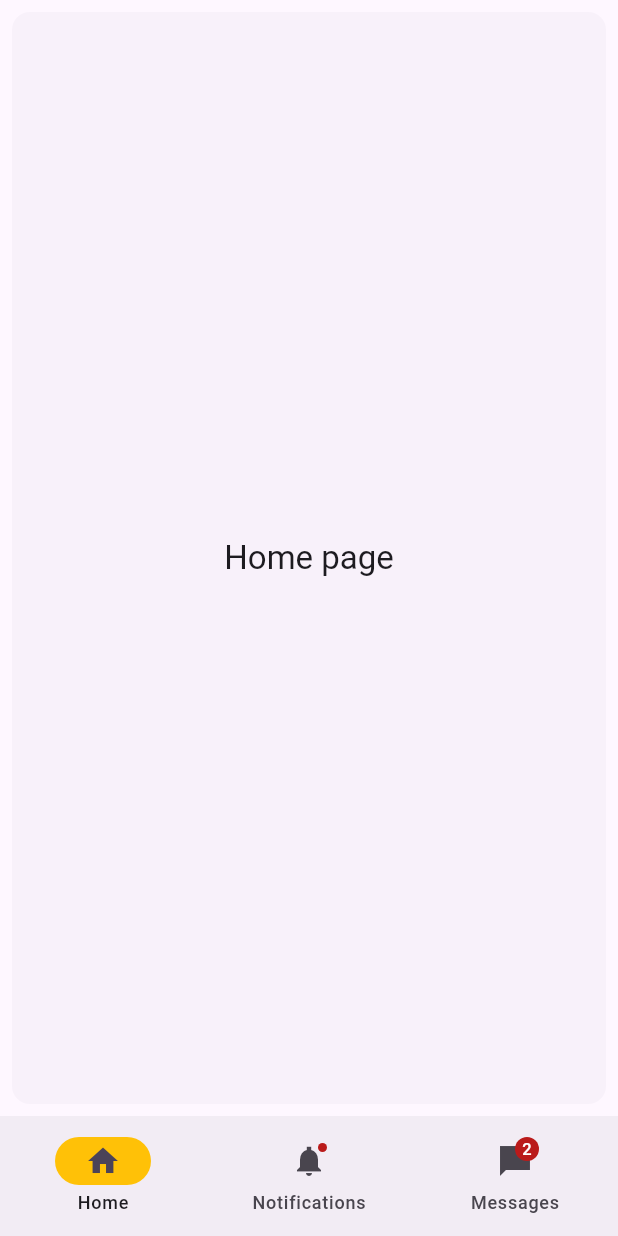
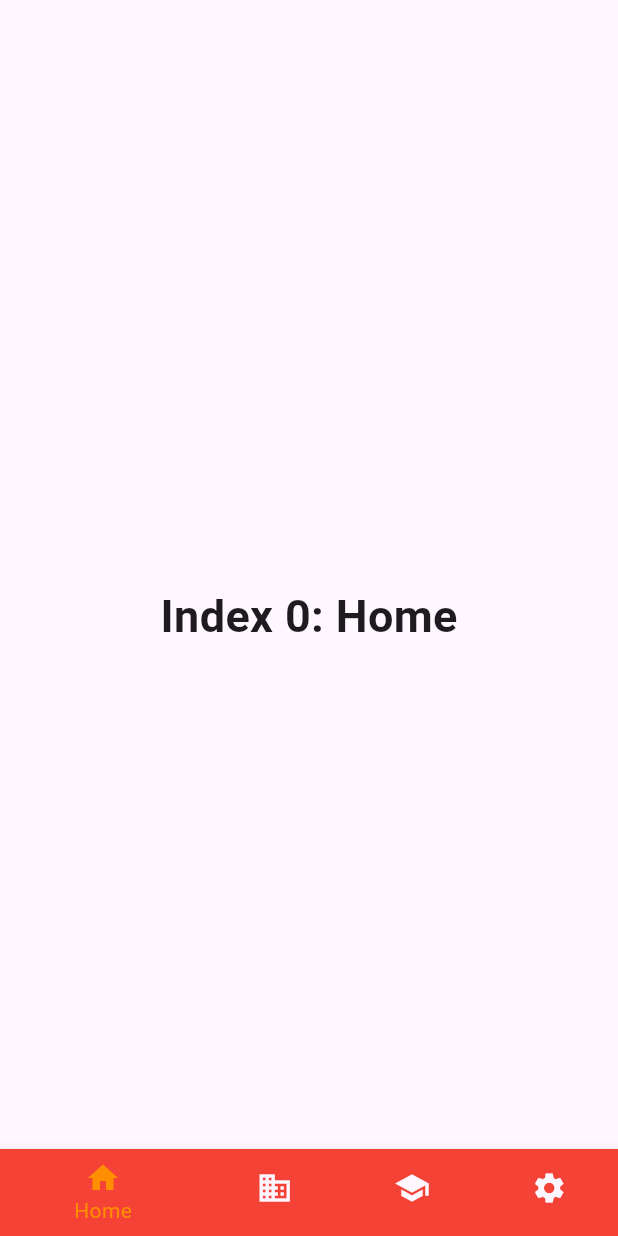
Before and after one commit to PyPiSan/minimal_flutter_app, a Flutter app: the screen it shows after launch, on a phone screen of 412 x 824 dp. Run offline on Flutter 3.47's test engine with Material 3 defaults, Android fonts, the phone set to English and light mode, and no system bars.

Commit message:
nav bar changed

```diff
--- a/lib/screens/home_page.dart
+++ b/lib/screens/home_page.dart
@@ -1,8 +1,43 @@
 import 'package:flutter/material.dart';
 // import 'package:minimal_flutter_app/screens/chat_page.dart';
 
-class HomePage extends StatelessWidget {
-  int currentPageIndex = 0;
+class HomePage extends StatefulWidget {
+  const HomePage({super.key});
+
+  @override
+  State<HomePage> createState() => _HomePageState();
+}
+
+class _HomePageState extends State<HomePage> {
+  int _selectedIndex = 0;
+
+  static const TextStyle optionStyle =
+      TextStyle(fontSize: 30, fontWeight: FontWeight.bold);
+  static const List<Widget> _widgetOptions = <Widget>[
+    Text(
+      'Index 0: Home',
+      style: optionStyle,
+    ),
+    Text(
+      'Index 1: Anime',
+      style: optionStyle,
+    ),
+    Text(
+      'Index 2: Drama',
+      style: optionStyle,
+    ),
+    Text(
+      'Index 3: Live',
+      style: optionStyle,
+    ),
+  ];
+
+  void _onItemTapped(int index) {
+    setState(() {
+      _selectedIndex = index;
+    });
+  }
+
   @override
   Widget build(BuildContext context) {
     // old Navigation bar
@@ -31,115 +66,149 @@
     //     )
     //     );
 
-    final ThemeData theme = Theme.of(context);
+    // Different Version of Bottom Navigation
+    // final ThemeData theme = Theme.of(context);
+    // return Scaffold(
+    //   bottomNavigationBar: NavigationBar(
+    //     // onDestinationSelected: (int index) {
+    //     //   setState(() {
+    //     //     currentPageIndex = index;
+    //     //   });
+    //     // },
+    //     indicatorColor: Colors.amber,
+    //     selectedIndex: currentPageIndex,
+    //     destinations: const <Widget>[
+    //       NavigationDestination(
+    //         selectedIcon: Icon(Icons.home),
+    //         icon: Icon(Icons.home_outlined),
+    //         label: 'Home',
+    //       ),
+    //       NavigationDestination(
+    //         icon: Badge(child: Icon(Icons.notifications_sharp)),
+    //         label: 'Notifications',
+    //       ),
+    //       NavigationDestination(
+    //         icon: Badge(
+    //           label: Text('2'),
+    //           child: Icon(Icons.messenger_sharp),
+    //         ),
+    //         label: 'Messages',
+    //       ),
+    //     ],
+    //   ),
+    //   body: <Widget>[
+    //     /// Home page
+    //     Card(
+    //       shadowColor: Colors.transparent,
+    //       margin: const EdgeInsets.all(8.0),
+    //       child: SizedBox.expand(
+    //         child: Center(
+    //           child: Text(
+    //             'Home page',
+    //             style: theme.textTheme.titleLarge,
+    //           ),
+    //         ),
+    //       ),
+    //     ),
+
+    //     /// Notifications page
+    //     const Padding(
+    //       padding: EdgeInsets.all(8.0),
+    //       child: Column(
+    //         children: <Widget>[
+    //           Card(
+    //             child: ListTile(
+    //               leading: Icon(Icons.notifications_sharp),
+    //               title: Text('Notification 1'),
+    //               subtitle: Text('This is a notification'),
+    //             ),
+    //           ),
+    //           Card(
+    //             child: ListTile(
+    //               leading: Icon(Icons.notifications_sharp),
+    //               title: Text('Notification 2'),
+    //               subtitle: Text('This is a notification'),
+    //             ),
+    //           ),
+    //         ],
+    //       ),
+    //     ),
+
+    //     /// Messages page
+    //     ListView.builder(
+    //       reverse: true,
+    //       itemCount: 2,
+    //       itemBuilder: (BuildContext context, int index) {
+    //         if (index == 0) {
+    //           return Align(
+    //             alignment: Alignment.centerRight,
+    //             child: Container(
+    //               margin: const EdgeInsets.all(8.0),
+    //               padding: const EdgeInsets.all(8.0),
+    //               decoration: BoxDecoration(
+    //                 color: theme.colorScheme.primary,
+    //                 borderRadius: BorderRadius.circular(8.0),
+    //               ),
+    //               child: Text(
+    //                 'Hello',
+    //                 style: theme.textTheme.bodyLarge!
+    //                     .copyWith(color: theme.colorScheme.onPrimary),
+    //               ),
+    //             ),
+    //           );
+    //         }
+    //         return Align(
+    //           alignment: Alignment.centerLeft,
+    //           child: Container(
+    //             margin: const EdgeInsets.all(8.0),
+    //             padding: const EdgeInsets.all(8.0),
+    //             decoration: BoxDecoration(
+    //               color: theme.colorScheme.primary,
+    //               borderRadius: BorderRadius.circular(8.0),
+    //             ),
+    //             child: Text(
+    //               'Hi!',
+    //               style: theme.textTheme.bodyLarge!
+    //                   .copyWith(color: theme.colorScheme.onPrimary),
+    //             ),
+    //           ),
+    //         );
+    //       },
+    //     ),
+    //   ][currentPageIndex],
+    // );
+
     return Scaffold(
-      bottomNavigationBar: NavigationBar(
-        // onDestinationSelected: (int index) {
-        //   setState(() {
-        //     currentPageIndex = index;
-        //   });
-        // },
-        indicatorColor: Colors.amber,
-        selectedIndex: currentPageIndex,
-        destinations: const <Widget>[
-          NavigationDestination(
-            selectedIcon: Icon(Icons.home),
-            icon: Icon(Icons.home_outlined),
-            label: 'Home',
-          ),
-          NavigationDestination(
-            icon: Badge(child: Icon(Icons.notifications_sharp)),
-            label: 'Notifications',
-          ),
-          NavigationDestination(
-            icon: Badge(
-              label: Text('2'),
-              child: Icon(Icons.messenger_sharp),
+        appBar: AppBar(),
+        body: Center(
+          child: _widgetOptions.elementAt(_selectedIndex),
+        ),
+        bottomNavigationBar: BottomNavigationBar(
+          items: const <BottomNavigationBarItem>[
+            BottomNavigationBarItem(
+              icon: Icon(Icons.home),
+              label: 'Home',
+              backgroundColor: Colors.red,
             ),
-            label: 'Messages',
-          ),
-        ],
-      ),
-      body: <Widget>[
-        /// Home page
-        Card(
-          shadowColor: Colors.transparent,
-          margin: const EdgeInsets.all(8.0),
-          child: SizedBox.expand(
-            child: Center(
-              child: Text(
-                'Home page',
-                style: theme.textTheme.titleLarge,
-              ),
+            BottomNavigationBarItem(
+              icon: Icon(Icons.business),
+              label: 'Anime',
+              backgroundColor: Colors.green,
             ),
-          ),
-        ),
-
-        /// Notifications page
-        const Padding(
-          padding: EdgeInsets.all(8.0),
-          child: Column(
-            children: <Widget>[
-              Card(
-                child: ListTile(
-                  leading: Icon(Icons.notifications_sharp),
-                  title: Text('Notification 1'),
-                  subtitle: Text('This is a notification'),
-                ),
-              ),
-              Card(
-                child: ListTile(
-                  leading: Icon(Icons.notifications_sharp),
-                  title: Text('Notification 2'),
-                  subtitle: Text('This is a notification'),
-                ),
-              ),
-            ],
-          ),
-        ),
-
-        /// Messages page
-        ListView.builder(
-          reverse: true,
-          itemCount: 2,
-          itemBuilder: (BuildContext context, int index) {
-            if (index == 0) {
-              return Align(
-                alignment: Alignment.centerRight,
-                child: Container(
-                  margin: const EdgeInsets.all(8.0),
-                  padding: const EdgeInsets.all(8.0),
-                  decoration: BoxDecoration(
-                    color: theme.colorScheme.primary,
-                    borderRadius: BorderRadius.circular(8.0),
-                  ),
-                  child: Text(
-                    'Hello',
-                    style: theme.textTheme.bodyLarge!
-                        .copyWith(color: theme.colorScheme.onPrimary),
-                  ),
-                ),
-              );
-            }
-            return Align(
-              alignment: Alignment.centerLeft,
-              child: Container(
-                margin: const EdgeInsets.all(8.0),
-                padding: const EdgeInsets.all(8.0),
-                decoration: BoxDecoration(
-                  color: theme.colorScheme.primary,
-                  borderRadius: BorderRadius.circular(8.0),
-                ),
-                child: Text(
-                  'Hi!',
-                  style: theme.textTheme.bodyLarge!
-                      .copyWith(color: theme.colorScheme.onPrimary),
-                ),
-              ),
-            );
-          },
-        ),
-      ][currentPageIndex],
-    );
+            BottomNavigationBarItem(
+              icon: Icon(Icons.school),
+              label: 'Drama',
+              backgroundColor: Colors.purple,
+            ),
+            BottomNavigationBarItem(
+              icon: Icon(Icons.settings),
+              label: 'Live',
+              backgroundColor: Colors.pink,
+            ),
+          ],
+          currentIndex: _selectedIndex,
+          selectedItemColor: Colors.amber[800],
+          onTap: _onItemTapped,
+        ));
   }
 }
```
